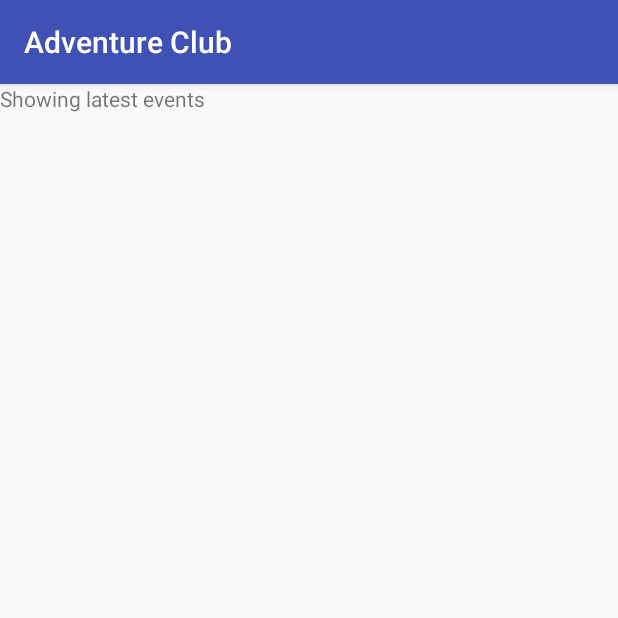
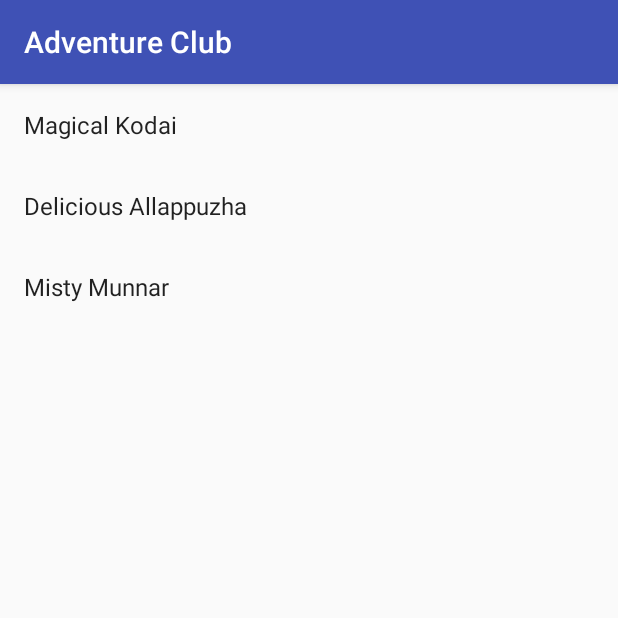
Before and after one commit to Adenlie/AdventureMobile, an Android app: the screen it shows after launch (EventListActivity), on a phone screen of 412 x 824 dp, the top half of it. Run offline under Robolectric (Android 15) with nearby library versions, the phone set to English and light mode, and no system bars.

Commit message:
#01 Sarath: Introducing basic event listing with just event name

```diff
--- a/app/build.gradle
+++ b/app/build.gradle
@@ -26,6 +26,9 @@ dependencies {
     })
     compile 'com.android.support:appcompat-v7:25.0.1'
     compile 'com.android.support:support-v4:25.0.1'
+    compile 'com.android.support:cardview-v7:25.0.+'
+    compile 'com.android.support:recyclerview-v7:25.0.+'
     compile 'com.android.support:recyclerview-v7:25.0.1'
     testCompile 'junit:junit:4.12'
+
 }
--- a/app/src/main/java/com/adenlie/adventureclub/EventListActivity.java
+++ b/app/src/main/java/com/adenlie/adventureclub/EventListActivity.java
@@ -1,24 +1,33 @@
 package com.adenlie.adventureclub;
 
-import android.content.Intent;
 import android.os.Bundle;
 import android.support.v7.app.AppCompatActivity;
-import android.view.View;
+import android.support.v7.widget.LinearLayoutManager;
+import android.support.v7.widget.RecyclerView;
+
+import java.util.List;
+
+import static java.util.Arrays.asList;
 
 public class EventListActivity extends AppCompatActivity {
-    public final static String EXTRA_MESSAGE = "com.adenlie.adventureclub.MESSAGE";
+    private RecyclerView eventsRecyclerView;
+    private RecyclerView.Adapter eventsAdapter;
+    private RecyclerView.LayoutManager eventsLayoutManager;
 
     @Override
     protected void onCreate(Bundle savedInstanceState) {
         super.onCreate(savedInstanceState);
         setContentView(R.layout.activity_events_list);
-    }
+        eventsRecyclerView = (RecyclerView) findViewById(R.id.events_recycler_view);
 
-    public void showDetails(View view) {
-        Intent intent = new Intent(this, EventDetailsActivity.class);
-//        EditText editText = (EditText) findViewById(R.id.search_keyword);
-//        String message = editText.getText().toString();
-//        intent.putExtra(EXTRA_MESSAGE, message);
-        startActivity(intent);
+        eventsRecyclerView.setHasFixedSize(true);
+
+        eventsLayoutManager = new LinearLayoutManager(this);
+        eventsRecyclerView.setLayoutManager(eventsLayoutManager);
+
+        List<String> events = asList("Magical Kodai", "Delicious Allappuzha", "Misty Munnar");
+        // specify an adapter (see also next example)
+        eventsAdapter = new EventListAdapter(events);
+        eventsRecyclerView.setAdapter(eventsAdapter);
     }
 }
--- a/app/src/main/java/com/adenlie/adventureclub/EventListAdapter.java
+++ b/app/src/main/java/com/adenlie/adventureclub/EventListAdapter.java
@@ -1,29 +1,45 @@
 package com.adenlie.adventureclub;
 
-import android.app.ListActivity;
-import android.database.Cursor;
-import android.os.Bundle;
-import android.provider.Contacts;
-import android.widget.ListAdapter;
-import android.widget.SimpleCursorAdapter;
+import android.support.v7.widget.RecyclerView;
+import android.view.LayoutInflater;
+import android.view.ViewGroup;
+import android.widget.TextView;
 
-public class EventListAdapter extends ListActivity {
+import java.util.List;
+
+public class EventListAdapter extends RecyclerView.Adapter<EventListAdapter.ViewHolder> {
+    private List<String> events;
+
+    public static class ViewHolder extends RecyclerView.ViewHolder {
+        public TextView nameOfTheEvent;
+
+        public ViewHolder(TextView v) {
+            super(v);
+            nameOfTheEvent = v;
+        }
+    }
+
+    public EventListAdapter(List<String> events) {
+        this.events = events;
+    }
+
     @Override
-    protected void onCreate(Bundle savedInstanceState) {
-        super.onCreate(savedInstanceState);
+    public EventListAdapter.ViewHolder onCreateViewHolder(ViewGroup parent, int viewType) {
+        TextView name = (TextView) LayoutInflater.from(parent.getContext())
+                .inflate(R.layout.event_name, parent, false);
 
-        setContentView(R.layout.activity_events_list);
+        ViewHolder vh = new ViewHolder(name);
+        return vh;
+    }
 
-        Cursor mCursor = this.getContentResolver().query(Contacts.People.CONTENT_URI, null, null, null, null);
-        startManagingCursor(mCursor);
+    @Override
+    public void onBindViewHolder(ViewHolder holder, int position) {
+        holder.nameOfTheEvent.setText(events.get(position));
 
-        ListAdapter adapter = new SimpleCursorAdapter(
-                this,
-                android.R.layout.two_line_list_item,
-                mCursor,
-                new String[]{Contacts.People.NAME, Contacts.People.NUMBER},
-                new int[]{android.R.id.text1, android.R.id.text2});
+    }
 
-        setListAdapter(adapter);
+    @Override
+    public int getItemCount() {
+        return events.size();
     }
 }
--- a/app/src/main/res/layout/activity_event_details.xml
+++ /dev/null
@@ -1,6 +0,0 @@
-<?xml version="1.0" encoding="utf-8"?>
-<LinearLayout xmlns:android="http://schemas.android.com/apk/res/android"
-    android:id="@+id/activity_search_keyword"
-    android:layout_width="match_parent"
-    android:layout_height="match_parent"
-    android:orientation="horizontal"></LinearLayout>
--- a/app/src/main/res/layout/activity_events_list.xml
+++ b/app/src/main/res/layout/activity_events_list.xml
@@ -1,21 +1,5 @@
-<?xml version="1.0" encoding="utf-8"?>
-<LinearLayout xmlns:android="http://schemas.android.com/apk/res/android"
+<android.support.v7.widget.RecyclerView xmlns:android="http://schemas.android.com/apk/res/android"
+    android:id="@+id/events_recycler_view"
     android:layout_width="match_parent"
     android:layout_height="match_parent"
-    android:orientation="vertical">
-
-    <TextView
-        android:id="@+id/list_name"
-        android:layout_width="match_parent"
-        android:layout_height="match_parent"
-        android:text="Showing latest events" />
-
-    <ListView
-        android:id="@+id/event_list"
-        android:layout_width="match_parent"
-        android:layout_height="match_parent"
-        android:layout_weight="1"
-        android:background="@android:color/darker_gray"
-        android:drawSelectorOnTop="false" />
-
-</LinearLayout>
+    android:scrollbars="vertical" />
--- /dev/null
+++ b/app/src/main/res/layout/event_name.xml
@@ -0,0 +1,6 @@
+<TextView xmlns:android="http://schemas.android.com/apk/res/android"
+    android:id="@+id/name_of_event"
+    android:layout_width="wrap_content"
+    android:layout_height="wrap_content"
+    android:layout_margin="@dimen/text_margin"
+    android:textAppearance="?attr/textAppearanceListItem" />
--- a/app/src/main/res/layout/fragment_event.xml
+++ b/app/src/main/res/layout/fragment_event.xml
@@ -5,14 +5,14 @@
     android:orientation="horizontal">
 
     <TextView
-        android:id="@+id/id"
+        android:id="@+id/name_of_event"
         android:layout_width="wrap_content"
         android:layout_height="wrap_content"
         android:layout_margin="@dimen/text_margin"
         android:textAppearance="?attr/textAppearanceListItem" />
 
     <TextView
-        android:id="@+id/content"
+        android:id="@+id/cost_of_event"
         android:layout_width="wrap_content"
         android:layout_height="wrap_content"
         android:layout_margin="@dimen/text_margin"
```
Also changed, not shown: app/src/main/java/com/adenlie/adventureclub/EventDetailsActivity.java (+27 -27 lines), app/src/main/res/layout/fragment_event_list.xml (deleted, +0 -13 lines).
